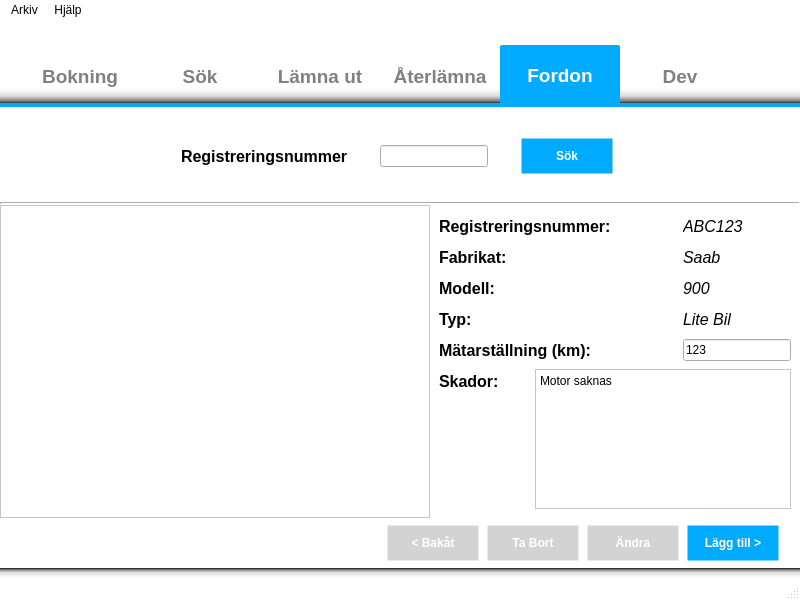
This is trunk/gui/MainWindow.ui in nilsknacken/A3B-repo as Qt 5 draws it before an edit. The edited form follows.
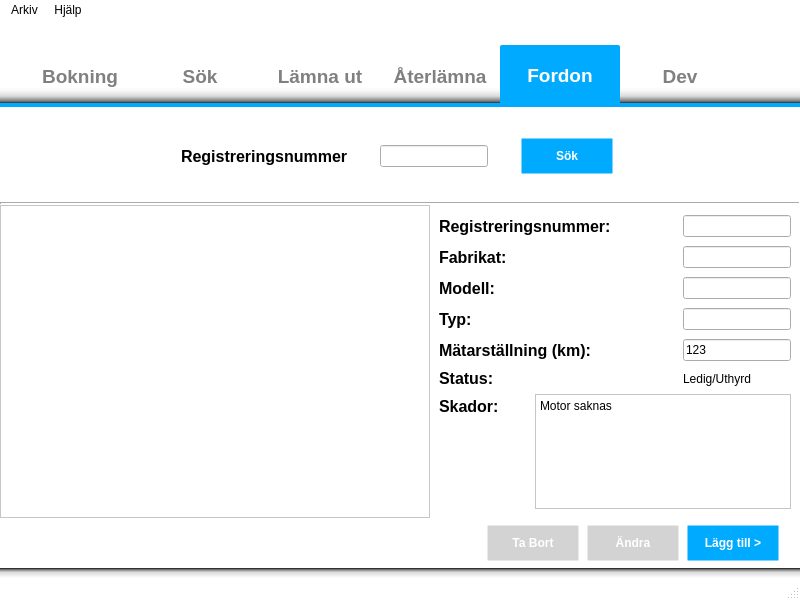
This is the edited form. The open tabs and pages were chosen to show the change. Icons and pictures are not drawn.

Commit message: GUI: Adams ändringar

Diff of the .ui file:
```diff
--- a/trunk/gui/MainWindow.ui
+++ b/trunk/gui/MainWindow.ui
@@ -579,7 +579,7 @@
        <string notr="true"/>
       </property>
       <property name="currentIndex">
-       <number>1</number>
+       <number>4</number>
       </property>
       <widget class="QWidget" name="tabReservate">
        <property name="styleSheet">
@@ -604,7 +604,7 @@
            <string notr="true"/>
           </property>
           <property name="currentIndex">
-           <number>0</number>
+           <number>1</number>
           </property>
           <widget class="QWidget" name="stackedWidgetP1Page1">
            <layout class="QGridLayout" name="gridLayout_9">
@@ -991,7 +991,7 @@
                   <enum>QFrame::NoFrame</enum>
                  </property>
                  <property name="currentIndex">
-                  <number>1</number>
+                  <number>3</number>
                  </property>
                  <widget class="QWidget" name="pageP1S_Car">
                   <widget class="QLabel" name="label_12">
@@ -1372,6 +1372,35 @@
               </item>
               <item row="1" column="1">
                <layout class="QGridLayout" name="gridLayout_20">
+                <item row="1" column="6">
+                 <widget class="QLabel" name="labelSelectedRenTo_var">
+                  <property name="font">
+                   <font>
+                    <pointsize>12</pointsize>
+                    <italic>true</italic>
+                   </font>
+                  </property>
+                  <property name="text">
+                   <string>2012-12-14</string>
+                  </property>
+                 </widget>
+                </item>
+                <item row="0" column="1">
+                 <spacer name="horizontalSpacer_18">
+                  <property name="orientation">
+                   <enum>Qt::Horizontal</enum>
+                  </property>
+                  <property name="sizeType">
+                   <enum>QSizePolicy::Fixed</enum>
+                  </property>
+                  <property name="sizeHint" stdset="0">
+                   <size>
+                    <width>20</width>
+                    <height>0</height>
+                   </size>
+                  </property>
+                 </spacer>
+                </item>
                 <item row="0" column="2">
                  <widget class="QLabel" name="labelSelectedRegnr_var_2">
                   <property name="font">
@@ -1404,7 +1433,7 @@
                  </spacer>
                 </item>
                 <item row="0" column="6">
-                 <widget class="QLabel" name="labelSelectedDate_var_2">
+                 <widget class="QLabel" name="labelSelectedRentFrom_var">
                   <property name="font">
                    <font>
                     <pointsize>12</pointsize>
@@ -1418,7 +1447,7 @@
                   </property>
                  </widget>
                 </item>
-                <item row="0" column="9">
+                <item row="0" column="7">
                  <spacer name="horizontalSpacer_41">
                   <property name="orientation">
                    <enum>Qt::Horizontal</enum>
@@ -1434,21 +1463,6 @@
                   </property>
                  </spacer>
                 </item>
-                <item row="0" column="10">
-                 <widget class="QLabel" name="labelTime_var_2">
-                  <property name="font">
-                   <font>
-                    <pointsize>12</pointsize>
-                    <weight>50</weight>
-                    <italic>true</italic>
-                    <bold>false</bold>
-                   </font>
-                  </property>
-                  <property name="text">
-                   <string>19:30</string>
-                  </property>
-                 </widget>
-                </item>
                 <item row="0" column="0">
                  <widget class="QLabel" name="labelSelectedRegnr_2">
                   <property name="font">
@@ -1463,47 +1477,18 @@
                   </property>
                  </widget>
                 </item>
-                <item row="0" column="1">
-                 <spacer name="horizontalSpacer_18">
-                  <property name="orientation">
-                   <enum>Qt::Horizontal</enum>
-                  </property>
-                  <property name="sizeType">
-                   <enum>QSizePolicy::Fixed</enum>
-                  </property>
-                  <property name="sizeHint" stdset="0">
-                   <size>
-                    <width>20</width>
-                    <height>0</height>
-                   </size>
-                  </property>
-                 </spacer>
-                </item>
-                <item row="0" column="8">
-                 <widget class="QLabel" name="labelTime_2">
-                  <property name="font">
-                   <font>
-                    <pointsize>12</pointsize>
-                    <weight>75</weight>
-                    <bold>true</bold>
-                   </font>
-                  </property>
-                  <property name="text">
-                   <string>Tid:</string>
-                  </property>
-                 </widget>
-                </item>
                 <item row="0" column="4">
-                 <widget class="QLabel" name="labelSelectedDate_2">
+                 <widget class="QLabel" name="labelSelectedRentFrom">
                   <property name="font">
                    <font>
                     <pointsize>12</pointsize>
-                    <weight>75</weight>
-                    <bold>true</bold>
+                    <weight>50</weight>
+                    <italic>true</italic>
+                    <bold>false</bold>
                    </font>
                   </property>
                   <property name="text">
-                   <string>Datum:</string>
+                   <string>Från:</string>
                   </property>
                  </widget>
                 </item>
@@ -1523,21 +1508,18 @@
                   </property>
                  </spacer>
                 </item>
-                <item row="0" column="7">
-                 <spacer name="horizontalSpacer_22">
-                  <property name="orientation">
-                   <enum>Qt::Horizontal</enum>
+                <item row="1" column="4">
+                 <widget class="QLabel" name="labelSelectedRentTo">
+                  <property name="font">
+                   <font>
+                    <pointsize>12</pointsize>
+                    <italic>true</italic>
+                   </font>
                   </property>
-                  <property name="sizeType">
-                   <enum>QSizePolicy::Fixed</enum>
+                  <property name="text">
+                   <string>Till:</string>
                   </property>
-                  <property name="sizeHint" stdset="0">
-                   <size>
-                    <width>40</width>
-                    <height>0</height>
-                   </size>
-                  </property>
-                 </spacer>
+                 </widget>
                 </item>
                </layout>
               </item>
@@ -3305,6 +3287,21 @@
             <property name="margin">
              <number>9</number>
             </property>
+            <item row="5" column="0">
+             <widget class="QLabel" name="labelStatus">
+              <property name="font">
+               <font>
+                <pointsize>12</pointsize>
+                <weight>75</weight>
+                <italic>false</italic>
+                <bold>true</bold>
+               </font>
+              </property>
+              <property name="text">
+               <string>Status:</string>
+              </property>
+             </widget>
+            </item>
             <item row="4" column="0" colspan="2">
              <widget class="QLabel" name="labelP5mileage">
               <property name="sizePolicy">
@@ -3383,7 +3380,7 @@
               </property>
              </widget>
             </item>
-            <item row="5" column="1" rowspan="2" colspan="2">
+            <item row="6" column="1" rowspan="2" colspan="2">
              <widget class="QPlainTextEdit" name="plainTextEditP5damages_var">
               <property name="sizePolicy">
                <sizepolicy hsizetype="Preferred" vsizetype="Expanding">
@@ -3411,7 +3408,7 @@
               </property>
              </widget>
             </item>
-            <item row="5" column="0">
+            <item row="6" column="0">
              <widget class="QLabel" name="labelP5damages">
               <property name="sizePolicy">
                <sizepolicy hsizetype="Preferred" vsizetype="Fixed">
@@ -3462,106 +3459,6 @@
               </property>
              </widget>
             </item>
-            <item row="3" column="2">
-             <widget class="QLabel" name="labelP5type_var">
-              <property name="sizePolicy">
-               <sizepolicy hsizetype="Fixed" vsizetype="Preferred">
-                <horstretch>0</horstretch>
-                <verstretch>0</verstretch>
-               </sizepolicy>
-              </property>
-              <property name="minimumSize">
-               <size>
-                <width>100</width>
-                <height>0</height>
-               </size>
-              </property>
-              <property name="font">
-               <font>
-                <pointsize>12</pointsize>
-                <italic>true</italic>
-               </font>
-              </property>
-              <property name="text">
-               <string>Lite Bil</string>
-              </property>
-             </widget>
-            </item>
-            <item row="0" column="2">
-             <widget class="QLabel" name="labelP5regnr_var">
-              <property name="sizePolicy">
-               <sizepolicy hsizetype="Fixed" vsizetype="Preferred">
-                <horstretch>0</horstretch>
-                <verstretch>0</verstretch>
-               </sizepolicy>
-              </property>
-              <property name="minimumSize">
-               <size>
-                <width>100</width>
-                <height>0</height>
-               </size>
-              </property>
-              <property name="font">
-               <font>
-                <pointsize>12</pointsize>
-                <italic>true</italic>
-               </font>
-              </property>
-              <property name="text">
-               <string>ABC123</string>
-              </property>
-             </widget>
-            </item>
-            <item row="1" column="2">
-             <widget class="QLabel" name="labelP5fabric_var">
-              <property name="sizePolicy">
-               <sizepolicy hsizetype="Fixed" vsizetype="Preferred">
-                <horstretch>0</horstretch>
-                <verstretch>0</verstretch>
-               </sizepolicy>
-              </property>
-              <property name="minimumSize">
-               <size>
-                <width>100</width>
-                <height>0</height>
-               </size>
-              </property>
-              <property name="font">
-               <font>
-                <pointsize>12</pointsize>
-                <italic>true</italic>
-               </font>
-              </property>
-              <property name="text">
-               <string>Saab</string>
-              </property>
-             </widget>
-            </item>
-            <item row="2" column="2">
-             <widget class="QLabel" name="labelP5model_var">
-              <property name="sizePolicy">
-               <sizepolicy hsizetype="Fixed" vsizetype="Preferred">
-                <horstretch>0</horstretch>
-                <verstretch>0</verstretch>
-               </sizepolicy>
-              </property>
-              <property name="minimumSize">
-               <size>
-                <width>100</width>
-                <height>0</height>
-               </size>
-              </property>
-              <property name="font">
-               <font>
-                <pointsize>12</pointsize>
-                <italic>true</italic>
-               </font>
-              </property>
-              <property name="text">
-               <string>900</string>
-              </property>
-             </widget>
-            </item>
             <item row="3" column="0" colspan="2">
              <widget class="QLabel" name="labelP5type">
               <property name="sizePolicy">
@@ -3614,20 +3511,67 @@
               </property>
              </widget>
             </item>
+            <item row="3" column="2">
+             <widget class="QLineEdit" name="lineEditP5type_var">
+              <property name="sizePolicy">
+               <sizepolicy hsizetype="Fixed" vsizetype="Fixed">
+                <horstretch>0</horstretch>
+                <verstretch>0</verstretch>
+               </sizepolicy>
+              </property>
+             </widget>
+            </item>
+            <item row="5" column="2">
+             <widget class="QLabel" name="labelStatus_var">
+              <property name="text">
+               <string>Ledig/Uthyrd</string>
+              </property>
+             </widget>
+            </item>
+            <item row="2" column="2">
+             <widget class="QLineEdit" name="lineEditP5model_var">
+              <property name="sizePolicy">
+               <sizepolicy hsizetype="Fixed" vsizetype="Fixed">
+                <horstretch>0</horstretch>
+                <verstretch>0</verstretch>
+               </sizepolicy>
+              </property>
+             </widget>
+            </item>
+            <item row="1" column="2">
+             <widget class="QLineEdit" name="lineEditP5fabric_var">
+              <property name="sizePolicy">
+               <sizepolicy hsizetype="Fixed" vsizetype="Fixed">
+                <horstretch>0</horstretch>
+                <verstretch>0</verstretch>
+               </sizepolicy>
+              </property>
+             </widget>
+            </item>
+            <item row="0" column="2">
+             <widget class="QLineEdit" name="lineEditP5regnr_var">
+              <property name="sizePolicy">
+               <sizepolicy hsizetype="Fixed" vsizetype="Fixed">
+                <horstretch>0</horstretch>
+                <verstretch>0</verstretch>
+               </sizepolicy>
+              </property>
+             </widget>
+            </item>
            </layout>
           </item>
          </layout>
         </item>
         <item>
          <layout class="QGridLayout" name="gridLayoutP5bottom">
-          <item row="0" column="4">
+          <item row="0" column="3">
            <widget class="QPushButton" name="pushButtonP5add">
             <property name="text">
              <string>Lägg till &gt;</string>
             </property>
            </widget>
           </item>
-          <item row="0" column="5">
+          <item row="0" column="4">
            <spacer name="verticalSpacer_16">
             <property name="orientation">
              <enum>Qt::Vertical</enum>
@@ -3656,7 +3600,7 @@
             </property>
            </spacer>
           </item>
-          <item row="0" column="3">
+          <item row="0" column="2">
            <widget class="QPushButton" name="pushButtonP5change_and_save">
             <property name="enabled">
              <bool>false</bool>
@@ -3666,7 +3610,7 @@
             </property>
            </widget>
           </item>
-          <item row="0" column="2">
+          <item row="0" column="1">
            <widget class="QPushButton" name="pushButtonP5remove_and_undo">
             <property name="enabled">
              <bool>false</bool>
@@ -3676,16 +3620,6 @@
             </property>
            </widget>
           </item>
-          <item row="0" column="1">
-           <widget class="QPushButton" name="pushButtonP5back">
-            <property name="enabled">
-             <bool>false</bool>
-            </property>
-            <property name="text">
-             <string>&lt; Bakåt</string>
-            </property>
-           </widget>
-          </item>
          </layout>
         </item>
         <item>
@@ -3729,7 +3663,7 @@
      <x>0</x>
      <y>0</y>
      <width>800</width>
-     <height>22</height>
+     <height>25</height>
     </rect>
    </property>
    <widget class="QMenu" name="menuFile">
```
The commit also changes 2 other files.
